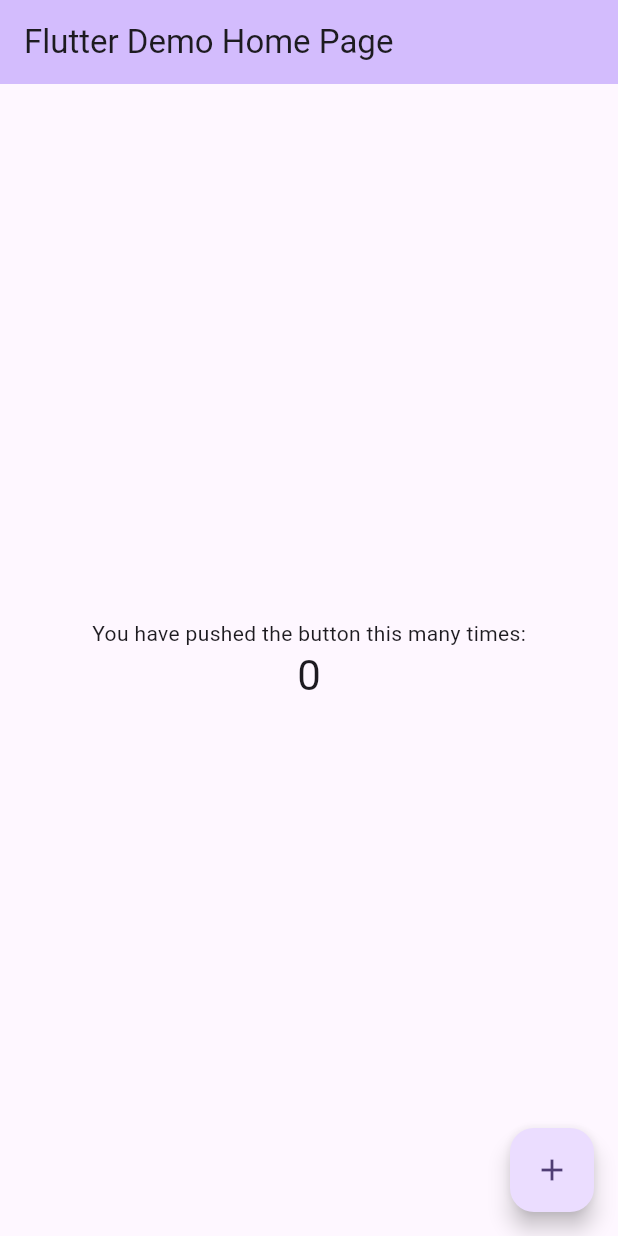
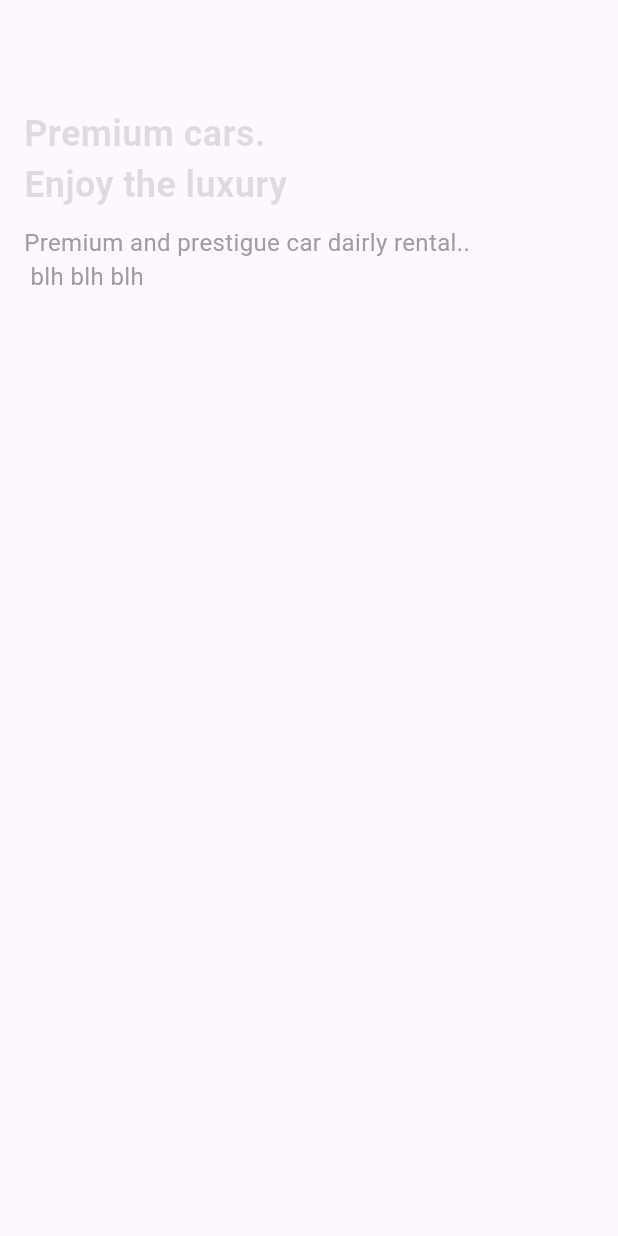
Before and after one commit to ChaminduWn/Car_Rental, a Flutter app: the screen it shows after launch, on a phone screen of 412 x 824 dp. Run offline on Flutter 3.47's test engine with Material 3 defaults, Android fonts, the light colour scheme and no system bars; our stand-ins replace cloud_firestore, firebase_core; accounts and stored records are empty.

Commit message:
create onboarding page and continue update pubspec yaml also main dart file running good 100% without error

```diff
--- a/lib/main.dart
+++ b/lib/main.dart
@@ -1,6 +1,14 @@
+import 'package:car_rental/firebase_options.dart';
+import 'package:car_rental/onboarding_page.dart';
+import 'package:cloud_firestore/cloud_firestore.dart';
+import 'package:firebase_core/firebase_core.dart';
 import 'package:flutter/material.dart';
 
-void main() {
+void main() async {
+  WidgetsFlutterBinding.ensureInitialized();
+  await Firebase.initializeApp(
+    options: DefaultFirebaseOptions.currentPlatform
+  );
   runApp(const MyApp());
 }
 
@@ -12,114 +20,13 @@
   Widget build(BuildContext context) {
     return MaterialApp(
       title: 'Flutter Demo',
+      debugShowCheckedModeBanner: false,
       theme: ThemeData(
-        // This is the theme of your application.
-        //
-        // TRY THIS: Try running your application with "flutter run". You'll see
-        // the application has a purple toolbar. Then, without quitting the app,
-        // try changing the seedColor in the colorScheme below to Colors.green
-        // and then invoke "hot reload" (save your changes or press the "hot
-        // reload" button in a Flutter-supported IDE, or press "r" if you used
-        // the command line to start the app).
-        //
-        // Notice that the counter didn't reset back to zero; the application
-        // state is not lost during the reload. To reset the state, use hot
-        // restart instead.
-        //
-        // This works for code too, not just values: Most code changes can be
-        // tested with just a hot reload.
+
         colorScheme: ColorScheme.fromSeed(seedColor: Colors.deepPurple),
         useMaterial3: true,
       ),
-      home: const MyHomePage(title: 'Flutter Demo Home Page'),
+      home: OnboardingPage(),
     );
   }
 }
-
-class MyHomePage extends StatefulWidget {
-  const MyHomePage({super.key, required this.title});
-
-  // This widget is the home page of your application. It is stateful, meaning
-  // that it has a State object (defined below) that contains fields that affect
-  // how it looks.
-
-  // This class is the configuration for the state. It holds the values (in this
-  // case the title) provided by the parent (in this case the App widget) and
-  // used by the build method of the State. Fields in a Widget subclass are
-  // always marked "final".
-
-  final String title;
-
-  @override
-  State<MyHomePage> createState() => _MyHomePageState();
-}
-
-class _MyHomePageState extends State<MyHomePage> {
-  int _counter = 0;
-
-  void _incrementCounter() {
-    setState(() {
-      // This call to setState tells the Flutter framework that something has
-      // changed in this State, which causes it to rerun the build method below
-      // so that the display can reflect the updated values. If we changed
-      // _counter without calling setState(), then the build method would not be
-      // called again, and so nothing would appear to happen.
-      _counter++;
-    });
-  }
-
-  @override
-  Widget build(BuildContext context) {
-    // This method is rerun every time setState is called, for instance as done
-    // by the _incrementCounter method above.
-    //
-    // The Flutter framework has been optimized to make rerunning build methods
-    // fast, so that you can just rebuild anything that needs updating rather
-    // than having to individually change instances of widgets.
-    return Scaffold(
-      appBar: AppBar(
-        // TRY THIS: Try changing the color here to a specific color (to
-        // Colors.amber, perhaps?) and trigger a hot reload to see the AppBar
-        // change color while the other colors stay the same.
-        backgroundColor: Theme.of(context).colorScheme.inversePrimary,
-        // Here we take the value from the MyHomePage object that was created by
-        // the App.build method, and use it to set our appbar title.
-        title: Text(widget.title),
-      ),
-      body: Center(
-        // Center is a layout widget. It takes a single child and positions it
-        // in the middle of the parent.
-        child: Column(
-          // Column is also a layout widget. It takes a list of children and
-          // arranges them vertically. By default, it sizes itself to fit its
-          // children horizontally, and tries to be as tall as its parent.
-          //
-          // Column has various properties to control how it sizes itself and
-          // how it positions its children. Here we use mainAxisAlignment to
-          // center the children vertically; the main axis here is the vertical
-          // axis because Columns are vertical (the cross axis would be
-          // horizontal).
-          //
-          // TRY THIS: Invoke "debug painting" (choose the "Toggle Debug Paint"
-          // action in the IDE, or press "p" in the console), to see the
-          // wireframe for each widget.
-          mainAxisAlignment: MainAxisAlignment.center,
-          children: <Widget>[
-            const Text(
-              'You have pushed the button this many times:',
-            ),
-            Text(
-              '$_counter',
-              style: Theme.of(context).textTheme.headlineMedium,
-            ),
-          ],
-        ),
-      ),
-      floatingActionButton: FloatingActionButton(
-        onPressed: _incrementCounter,
-        tooltip: 'Increment',
-        child: const Icon(Icons.add),
-      ), // This trailing comma makes auto-formatting nicer for build methods.
-    );
-  }
-}
--- /dev/null
+++ b/lib/onboarding_page.dart
@@ -0,0 +1,48 @@
+import 'package:flutter/material.dart';
+
+class OnboardingPage extends StatelessWidget {
+  const OnboardingPage({Key? key}) : super(key: key);
+
+  @override
+  Widget build(BuildContext context) {
+    return Scaffold(
+      appBar: AppBar(),
+      body: Column(
+        children: [
+          // Container(
+          //   decoration: const BoxDecoration(
+          //     image: DecorationImage(
+          //       image: AssetImage('assets/onboarding.png'),
+          //       fit: BoxFit.cover,
+          //     ),
+          //   ),
+          //   height: 300, // Optional: adjust height as needed
+          // ),
+          Container(
+            padding: const EdgeInsets.all(16.0),
+            child: const Column(
+              crossAxisAlignment: CrossAxisAlignment.start,
+              children: [
+                Text(
+                  'Premium cars.\nEnjoy the luxury',
+                  style: TextStyle(
+                    color: Colors.black12,
+                    fontSize: 24,
+                    fontWeight: FontWeight.bold,
+                  ),
+
+                ),
+                 SizedBox(height: 10),
+                  Text('Premium and prestigue car dairly rental..\n blh blh blh'
+                  , style: TextStyle(
+                    color: Colors.grey,
+                    fontSize: 16,
+                  )),
+              ],
+            ),
+          ),
+        ],
+      ),
+    );
+  }
+}
```
Also changed, not shown: pubspec.yaml (+17 -67 lines), firebase.json (added), lib/firebase_options.dart (added), pubspec.lock, 6 other files.
